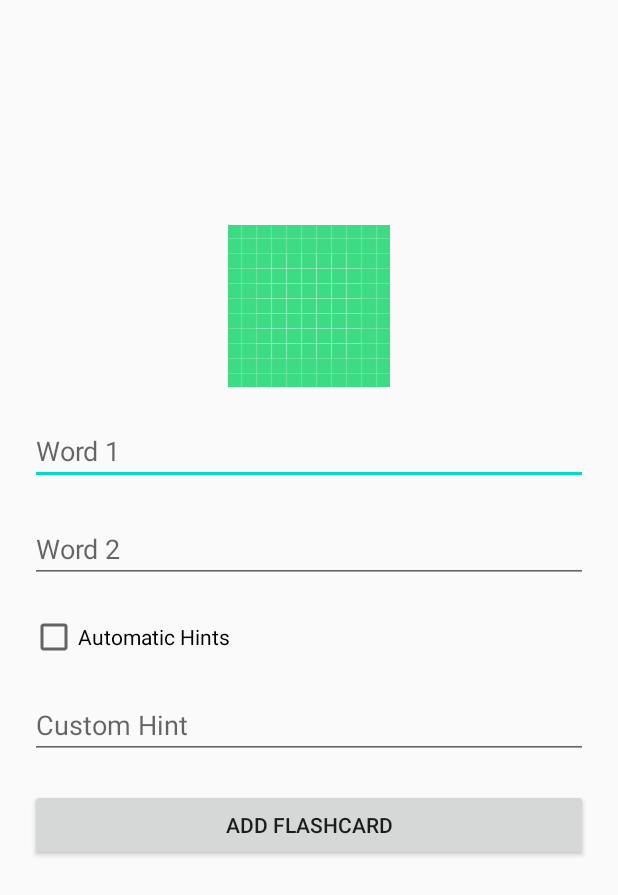
After one commit to harry-cramp/Droog, an Android app: the layout new_flashcard.xml on its own in the app's theme, with its tools: preview values and no code run, on a phone screen of 412 x 824 dp. The commit adds this screen. Shown: the top 895 px of the screen. Run offline under Robolectric (Android 15) with nearby library versions, the phone set to English and light mode, and no system bars.

Commit message:
Add interface for creating flashcards

```diff
--- /dev/null
+++ b/app/src/main/java/com/anaglyph/droog/FlashcardStore.java
@@ -0,0 +1,4 @@
+package com.anaglyph.droog;
+
+public class FlashcardStore {
+}
--- /dev/null
+++ b/app/src/main/java/com/anaglyph/droog/NewFlashcard.java
@@ -0,0 +1,30 @@
+package com.anaglyph.droog;
+
+import android.os.Bundle;
+import android.widget.CheckBox;
+import android.widget.CompoundButton;
+import android.widget.TextView;
+
+import androidx.appcompat.app.AppCompatActivity;
+
+public class NewFlashcard extends AppCompatActivity {
+
+    @Override
+    protected void onCreate(Bundle savedInstanceState) {
+        super.onCreate(savedInstanceState);
+
+        setContentView(R.layout.new_flashcard);
+
+        // Handle interactions with page elements
+        final CheckBox autoHintsBox = (CheckBox)findViewById(R.id.newFlashcardAutoHintsBox);
+        final TextView customHintBox = (TextView)findViewById(R.id.newFlashcardCustomHint);
+
+        autoHintsBox.setOnCheckedChangeListener(new CompoundButton.OnCheckedChangeListener() {
+            @Override
+            public void onCheckedChanged(CompoundButton buttonView, boolean isChecked) {
+                customHintBox.setEnabled(!autoHintsBox.isChecked());
+            }
+        });
+    }
+
+}
--- /dev/null
+++ b/app/src/main/res/layout/new_flashcard.xml
@@ -0,0 +1,61 @@
+<?xml version="1.0" encoding="utf-8"?>
+<LinearLayout xmlns:android="http://schemas.android.com/apk/res/android"
+    xmlns:app="http://schemas.android.com/apk/res-auto"
+    android:layout_width="match_parent"
+    android:layout_height="match_parent"
+    android:orientation="vertical">
+
+    <ImageView
+        android:id="@+id/newFlashcardIcon"
+        android:layout_width="match_parent"
+        android:layout_height="wrap_content"
+        android:paddingTop="150dp"
+        android:contentDescription="@string/main_menu_icon_desc"
+        app:srcCompat="@drawable/ic_launcher_background" />
+
+    <EditText
+        android:id="@+id/newFlashcardWord1"
+        android:layout_width="match_parent"
+        android:layout_height="wrap_content"
+        android:layout_marginHorizontal="20dp"
+        android:layout_marginTop="20dp"
+        android:ems="10"
+        android:hint="@string/new_flashcard_word_1"
+        android:inputType="textPersonName" />
+
+    <EditText
+        android:id="@+id/newFlashcardWord2"
+        android:layout_width="match_parent"
+        android:layout_height="wrap_content"
+        android:layout_marginHorizontal="20dp"
+        android:layout_marginTop="20dp"
+        android:ems="10"
+        android:hint="@string/new_flashcard_word_2"
+        android:inputType="textPersonName" />
+
+    <CheckBox
+        android:id="@+id/newFlashcardAutoHintsBox"
+        android:layout_width="match_parent"
+        android:layout_height="wrap_content"
+        android:layout_marginHorizontal="20dp"
+        android:layout_marginTop="20dp"
+        android:text="@string/new_flashcard_auto_hints_checkbox" />
+
+    <EditText
+        android:id="@+id/newFlashcardCustomHint"
+        android:layout_width="match_parent"
+        android:layout_height="wrap_content"
+        android:layout_marginHorizontal="20dp"
+        android:layout_marginTop="20dp"
+        android:ems="10"
+        android:hint="@string/new_flashcard_custom_hint"
+        android:inputType="textPersonName" />
+
+    <Button
+        android:id="@+id/button"
+        android:layout_width="match_parent"
+        android:layout_height="wrap_content"
+        android:layout_marginHorizontal="20dp"
+        android:layout_marginTop="20dp"
+        android:text="@string/new_flashcard_button" />
+</LinearLayout>
--- a/app/src/main/res/values/strings.xml
+++ b/app/src/main/res/values/strings.xml
@@ -3,4 +3,10 @@
     <string name="main_menu_icon_desc">Smiling face greeting you on the main menu</string>
     <string name="main_menu_flashcards_button">Flashcards</string>
     <string name="main_menu_quiz_button">Quiz</string>
+    <string name="new_flashcard_word_1">Word 1</string>
+    <string name="new_flashcard_word_2">Word 2</string>
+    <string name="new_flashcard_auto_hints_checkbox">Automatic Hints</string>
+    <string name="new_flashcard_custom_hint">Custom Hint</string>
+    <string name="new_flashcard_icon_desc">Icon depicting the translation of the English word friend into Russian</string>
+    <string name="new_flashcard_button">Add flashcard</string>
 </resources>
```
